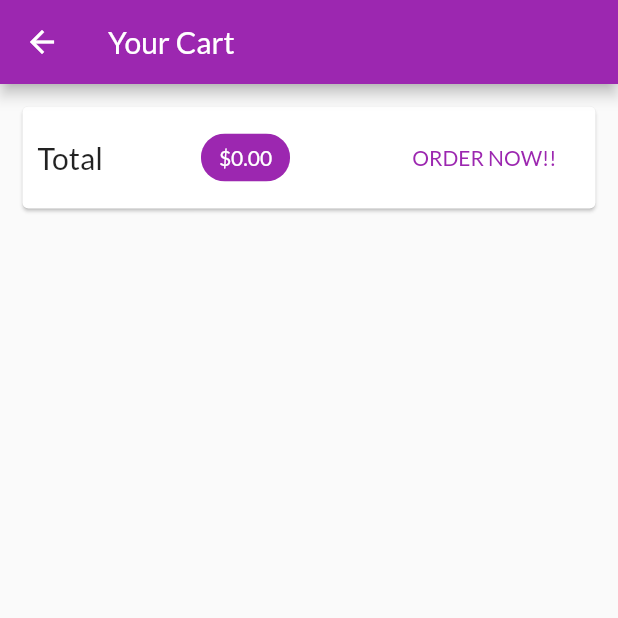
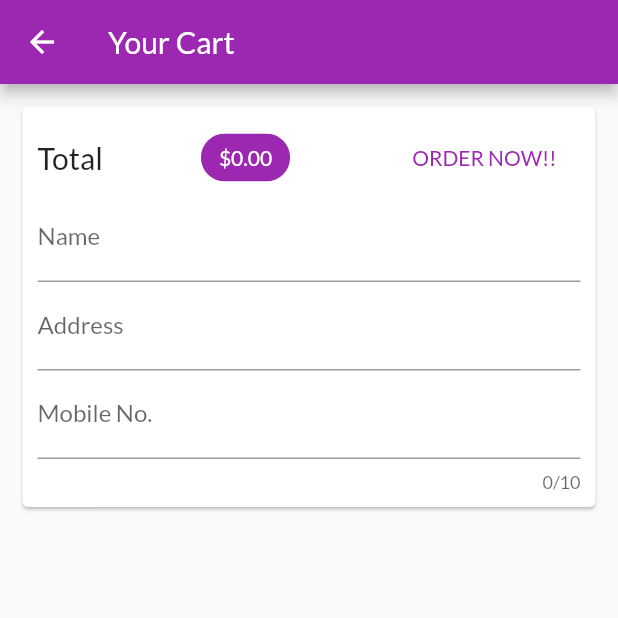
Before and after one commit to Kushalrock/amazine, a Flutter app: the CartScreen screen opened by its route, on a phone screen of 412 x 824 dp, the top half of it. Run offline on Flutter 3.47's test engine with Material 2 defaults, Android fonts, the phone set to English and light mode, and no system bars; our stand-ins replace shared_preferences; accounts and stored records are empty.

Commit message:
Address and Number collection

```diff
--- a/lib/providers/my_product_orders.dart
+++ b/lib/providers/my_product_orders.dart
@@ -14,9 +14,12 @@ class MyProductOrderItemProfile {
   final int quantity;
   final double price;
   final String title;
+  final String address;
+  final String number;
+  final String name;
 
-  MyProductOrderItemProfile(
-      this.imageUrl, this.quantity, this.price, this.title);
+  MyProductOrderItemProfile(this.imageUrl, this.quantity, this.price,
+      this.title, this.address, this.number, this.name);
 }
 
 class MyProductOrders with ChangeNotifier {
@@ -26,7 +29,8 @@ class MyProductOrders with ChangeNotifier {
 
   List<MyProductOrderItemProfile> myProductOrders = [];
 
-  Future<List<String>> addProductOrder(String productId, int quantity) async {
+  Future<List<String>> addProductOrder(String productId, int quantity,
+      String address, String name, String mobile) async {
     print('Done');
     final productUrl =
         "https://amazine-001-default-rtdb.firebaseio.com/products/$productId.json?auth=$_authToken";
@@ -42,6 +46,9 @@ class MyProductOrders with ChangeNotifier {
           'price': extractedProductedResponse['price'],
           'imageUrl': extractedProductedResponse['imageUrl'],
           'quantity': quantity,
+          'address': address,
+          'mobile': mobile,
+          'name': name
         }));
     // print(extractedProductedResponse);
     print(responseFromOtherSide);
@@ -76,14 +83,14 @@ class MyProductOrders with ChangeNotifier {
 
     final extractedProductUrlProducts =
         extractedProductUrl['products'] as List<dynamic>;
-
-    extractedProductUrlProducts.removeAt(num);
-    if (extractedProductUrlProducts.length < 1) {
+    if (extractedProductUrlProducts.length <= 1) {
       await http.delete(
           "https://amazine-001-default-rtdb.firebaseio.com/orders/$ordererId/$productId.json?auth=$_authToken");
       await http.delete(url);
       return;
     }
+    extractedProductUrlProducts.removeAt(num);
+
     for (int i = 0; i < extractedProductUrlProducts.length; i++) {
       final price = double.parse(extractedProductUrlProducts[i]['price']);
       final qty = int.parse(extractedProductUrlProducts[i]['quantity']);
@@ -138,7 +145,10 @@ class MyProductOrders with ChangeNotifier {
             finalData['imageUrl'] as String,
             finalData['quantity'] as int,
             finalData['price'] as double,
-            finalData['title'] as String),
+            finalData['title'] as String,
+            finalData['address'] as String,
+            finalData['mobile'] as String,
+            finalData['name'] as String),
       );
       print(myProductOrders[i].imageUrl);
     }
--- a/lib/screens/cart_screen.dart
+++ b/lib/screens/cart_screen.dart
@@ -17,6 +17,11 @@ class CartScreen extends StatelessWidget {
   @override
   Widget build(BuildContext context) {
     final cart = Provider.of<Cart>(context);
+
+    final nameController = TextEditingController();
+    final addressController = TextEditingController();
+    final numberController = TextEditingController();
+
     return Scaffold(
       appBar: AppBar(
         title: Text('Your Cart'),
@@ -27,7 +32,9 @@ class CartScreen extends StatelessWidget {
             margin: EdgeInsets.all(15),
             child: Padding(
               padding: EdgeInsets.all(10),
-              child: Row(
+              child: Column(
+                children: [
+                  Row(
                     mainAxisAlignment: MainAxisAlignment.spaceBetween,
                     children: [
                       Text(
@@ -41,13 +48,38 @@ class CartScreen extends StatelessWidget {
                           label: Text(
                             '\$${cartData.totalAmount.toStringAsFixed(2)}',
                             style: TextStyle(
-                          color: Theme.of(context).primaryTextTheme.title.color,
+                              color: Theme.of(context)
+                                  .primaryTextTheme
+                                  .title
+                                  .color,
                             ),
                           ),
                           backgroundColor: Theme.of(context).primaryColor,
                         ),
                       ),
-                  OrderButton(cart: cart),
+                      OrderButton(
+                        cart: cart,
+                        addressController: addressController,
+                        nameController: nameController,
+                        numberController: numberController,
+                      ),
+                    ],
+                  ),
+                  TextField(
+                    decoration: InputDecoration(labelText: 'Name'),
+                    controller: nameController,
+                  ),
+                  TextField(
+                    keyboardType: TextInputType.streetAddress,
+                    decoration: InputDecoration(labelText: 'Address'),
+                    controller: addressController,
+                  ),
+                  TextField(
+                    keyboardType: TextInputType.number,
+                    decoration: InputDecoration(labelText: 'Mobile No.'),
+                    controller: numberController,
+                    maxLength: 10,
+                  ),
                 ],
               ),
             ),
@@ -77,9 +109,15 @@ class OrderButton extends StatefulWidget {
   const OrderButton({
     Key key,
     @required this.cart,
+    @required this.nameController,
+    @required this.addressController,
+    @required this.numberController,
   }) : super(key: key);
 
   final Cart cart;
+  final TextEditingController nameController;
+  final TextEditingController addressController;
+  final TextEditingController numberController;
 
   @override
   _OrderButtonState createState() => _OrderButtonState();
@@ -91,6 +129,25 @@ class _OrderButtonState extends State<OrderButton> {
 
   @override
   Widget build(BuildContext context) {
+    bool _checkingTextInputs() {
+      print('I am being checked');
+      if (widget.addressController.text == "" ||
+          widget.nameController.text == "" ||
+          widget.numberController.text == "") {
+        return true;
+      }
+      print(widget.numberController.text.length);
+      if (widget.numberController.text.length < 10) {
+        return true;
+      }
+      return false;
+    }
+
+    void _showError() {
+      Scaffold.of(context).showSnackBar(
+          SnackBar(content: Text('Please input the details correctly!!')));
+    }
+
     return FlatButton(
       child: _isLoading ? CircularProgressIndicator() : Text('ORDER NOW!!'),
       onPressed: (widget.cart.totalAmount <= 0 || _isLoading)
@@ -99,13 +156,23 @@ class _OrderButtonState extends State<OrderButton> {
               setState(() {
                 _isLoading = true;
               });
+              if (_checkingTextInputs()) {
+                _showError();
+                setState(() {
+                  _isLoading = false;
+                });
+                return;
+              }
               for (int i = 0; i < widget.cart.itemCount; i++) {
                 final response = await Provider.of<MyProductOrders>(context,
                         listen: false)
                     .addProductOrder(
                         widget.cart.items.keys.toList()[i],
                         widget.cart
-                            .findProduct(widget.cart.items.keys.toList()[i]));
+                            .findProduct(widget.cart.items.keys.toList()[i]),
+                        widget.addressController.text,
+                        widget.nameController.text,
+                        widget.numberController.text);
                 print(response);
                 lists.add(response);
               }
--- a/lib/screens/my_products_orders_screen.dart
+++ b/lib/screens/my_products_orders_screen.dart
@@ -35,7 +35,10 @@ class MyProductOrdersScreen extends StatelessWidget {
                             productsData.myProductOrders[i].imageUrl,
                             productsData.myProductOrders[i].title.toString(),
                             productsData.myProductOrders[i].quantity,
-                            productsData.myProductOrders[i].price),
+                            productsData.myProductOrders[i].price,
+                            productsData.myProductOrders[i].address,
+                            productsData.myProductOrders[i].number,
+                            productsData.myProductOrders[i].name),
                         Divider(),
                       ],
                     ),
--- a/lib/widgets/my_product_order_item.dart
+++ b/lib/widgets/my_product_order_item.dart
@@ -5,14 +5,21 @@ class MyProductOrderItem extends StatelessWidget {
   final String title;
   final int quantity;
   final double price;
+  final String address;
+  final String number;
+  final String name;
 
-  MyProductOrderItem(this.imageUrl, this.title, this.quantity, this.price);
+  MyProductOrderItem(this.imageUrl, this.title, this.quantity, this.price,
+      this.address, this.number, this.name);
 
   @override
   Widget build(BuildContext context) {
     return Padding(
       padding: EdgeInsets.all(10),
-      child: ListTile(
+      child: Container(
+        child: Column(
+          children: [
+            ListTile(
               leading: Image.network(
                 imageUrl,
                 fit: BoxFit.cover,
@@ -44,6 +51,20 @@ class MyProductOrderItem extends StatelessWidget {
                 ],
               ),
             ),
+            Text(
+              address,
+              textAlign: TextAlign.center,
+            ),
+            SizedBox(
+              height: 10,
+            ),
+            Row(
+              mainAxisAlignment: MainAxisAlignment.spaceBetween,
+              children: [Text(name), Text(number)],
+            )
+          ],
+        ),
+      ),
     );
   }
 }
```
Lines whose indentation alone changed are shown as unchanged.
